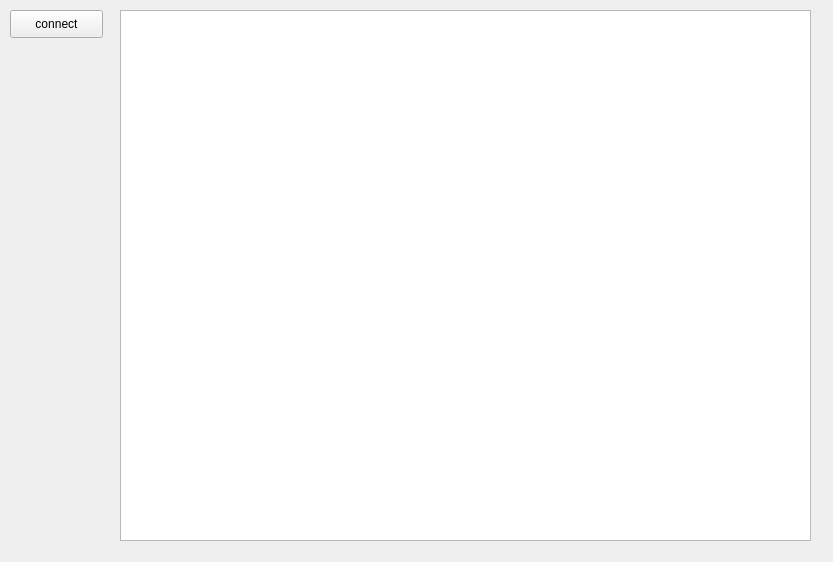
Above: widget.ui from mightbxg/BemfaControl before the change. Below: the same form after it.
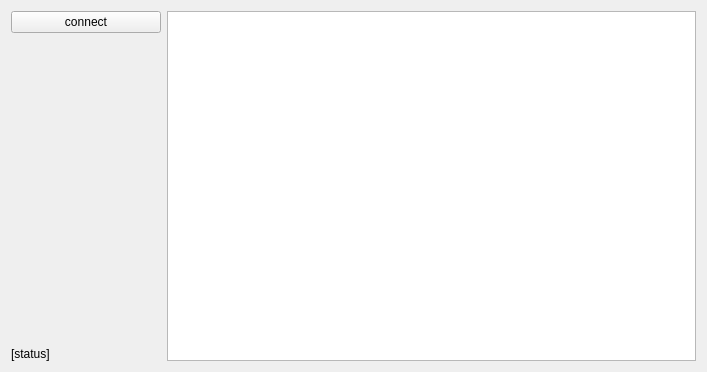
That is the form after the change.

Commit message: connect handle

Patch:
```diff
--- a/widget.ui
+++ b/widget.ui
@@ -6,36 +6,75 @@
    <rect>
     <x>0</x>
     <y>0</y>
-    <width>833</width>
-    <height>562</height>
+    <width>707</width>
+    <height>372</height>
    </rect>
   </property>
   <property name="windowTitle">
    <string>PlayControl</string>
   </property>
-  <widget class="QPushButton" name="btn_connect">
-   <property name="geometry">
-    <rect>
-     <x>10</x>
-     <y>10</y>
-     <width>93</width>
-     <height>28</height>
-    </rect>
-   </property>
-   <property name="text">
-    <string>connect</string>
-   </property>
-  </widget>
-  <widget class="QTextBrowser" name="tbr_msg">
-   <property name="geometry">
-    <rect>
-     <x>120</x>
-     <y>10</y>
-     <width>691</width>
-     <height>531</height>
-    </rect>
-   </property>
-  </widget>
+  <layout class="QGridLayout" name="gridLayout_2">
+   <item row="0" column="0">
+    <widget class="QWidget" name="wgt_pannel" native="true">
+     <property name="sizePolicy">
+      <sizepolicy hsizetype="Fixed" vsizetype="Preferred">
+       <horstretch>0</horstretch>
+       <verstretch>0</verstretch>
+      </sizepolicy>
+     </property>
+     <property name="minimumSize">
+      <size>
+       <width>150</width>
+       <height>0</height>
+      </size>
+     </property>
+     <layout class="QGridLayout" name="gridLayout">
+      <property name="leftMargin">
+       <number>0</number>
+      </property>
+      <property name="topMargin">
+       <number>0</number>
+      </property>
+      <property name="rightMargin">
+       <number>0</number>
+      </property>
+      <property name="bottomMargin">
+       <number>0</number>
+      </property>
+      <item row="0" column="0">
+       <widget class="QPushButton" name="btn_connect">
+        <property name="text">
+         <string>connect</string>
+        </property>
+       </widget>
+      </item>
+      <item row="1" column="0">
+       <spacer name="verticalSpacer">
+        <property name="orientation">
+         <enum>Qt::Vertical</enum>
+        </property>
+        <property name="sizeHint" stdset="0">
+         <size>
+          <width>20</width>
+          <height>286</height>
+         </size>
+        </property>
+       </spacer>
+      </item>
+      <item row="2" column="0">
+       <widget class="QLabel" name="lab_status">
+        <property name="text">
+         <string>[status]</string>
+        </property>
+       </widget>
+      </item>
+     </layout>
+    </widget>
+   </item>
+   <item row="0" column="1">
+    <widget class="QTextBrowser" name="tbr_msg"/>
+   </item>
+  </layout>
  </widget>
  <resources/>
  <connections/>
```
The commit also changes 3 other files.
